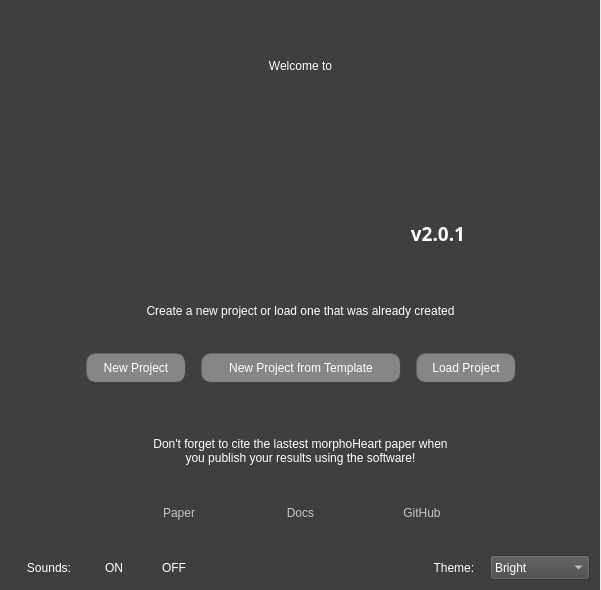
This is gui/welcome_screen_dark.ui in jsanchez679/morphoHeart_rev as Qt 5 draws it before an edit. The edited form follows.
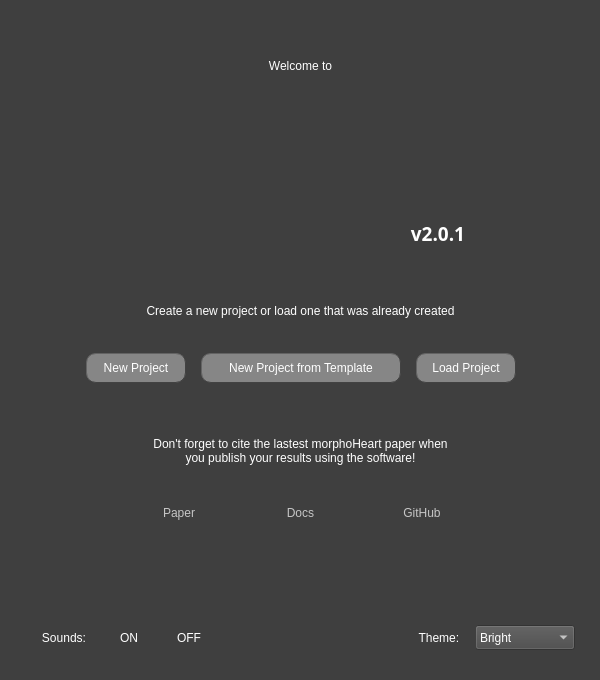
This is the edited form.

Commit message: Solved table titles (load organs), added dark mode

```diff
--- a/gui/welcome_screen_dark.ui
+++ b/gui/welcome_screen_dark.ui
@@ -6,8 +6,8 @@
    <rect>
     <x>0</x>
     <y>0</y>
-    <width>601</width>
-    <height>590</height>
+    <width>600</width>
+    <height>680</height>
    </rect>
   </property>
   <property name="windowTitle">
@@ -19,7 +19,7 @@
      <x>0</x>
      <y>0</y>
      <width>600</width>
-     <height>590</height>
+     <height>680</height>
     </rect>
    </property>
    <property name="styleSheet">
@@ -142,8 +142,8 @@
    <widget class="QComboBox" name="cB_theme">
     <property name="geometry">
      <rect>
-      <x>490</x>
-      <y>555</y>
+      <x>475</x>
+      <y>625</y>
       <width>100</width>
       <height>25</height>
      </rect>
@@ -196,8 +196,8 @@
    <widget class="QLabel" name="label_instructions_4">
     <property name="geometry">
      <rect>
-      <x>420</x>
-      <y>555</y>
+      <x>405</x>
+      <y>625</y>
       <width>71</width>
       <height>25</height>
      </rect>
@@ -464,8 +464,8 @@
    <widget class="QWidget" name="horizontalLayoutWidget_3">
     <property name="geometry">
      <rect>
-      <x>10</x>
-      <y>555</y>
+      <x>25</x>
+      <y>625</y>
       <width>201</width>
       <height>26</height>
      </rect>
```
Left out of the diff: 2 changed lines with no effect on the pictures. The commit also changes 11 other files.
